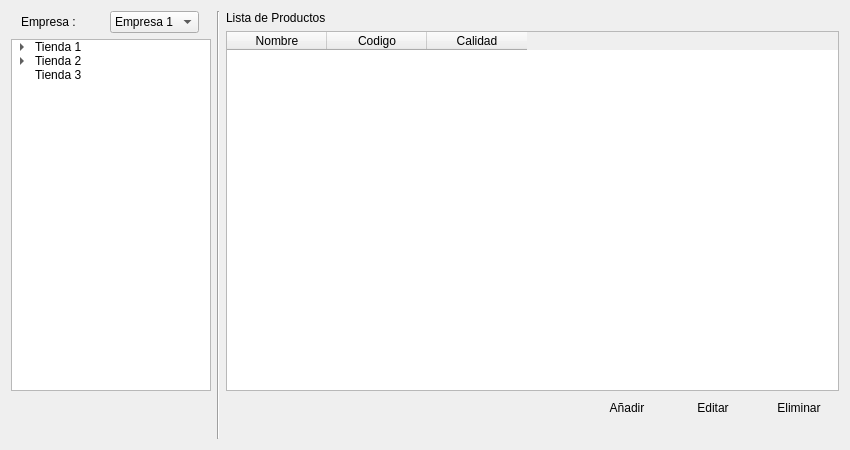
Above: ui_almacen.ui from benArambide/ProyFinal-IS2 before the change. Below: the same form after it.
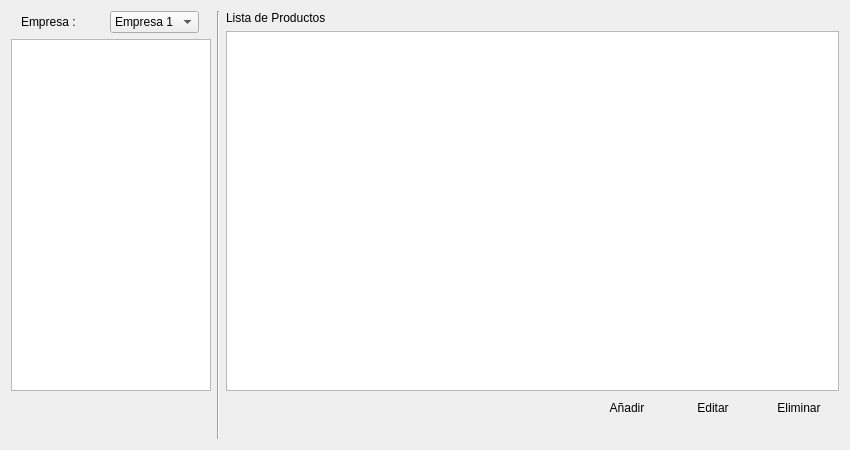
That is the form after the change. Icons and pictures are not drawn.

Commit message: Agregados Almacen, Andamio y Contenedor, versión pre-alpha.

```diff
--- a/ui_almacen.ui
+++ b/ui_almacen.ui
@@ -75,17 +75,13 @@
          </item>
          <item row="1" column="0">
           <widget class="QTreeWidget" name="treeWidget">
-           <property name="sizePolicy">
-            <sizepolicy hsizetype="Expanding" vsizetype="Expanding">
-             <horstretch>0</horstretch>
-             <verstretch>0</verstretch>
-            </sizepolicy>
+           <property name="font">
+            <font>
+             <kerning>true</kerning>
+            </font>
            </property>
-           <property name="maximumSize">
-            <size>
-             <width>200</width>
-             <height>16777215</height>
-            </size>
+           <property name="itemsExpandable">
+            <bool>true</bool>
            </property>
            <attribute name="headerVisible">
             <bool>false</bool>
@@ -95,56 +91,6 @@
              <string>Empresas</string>
             </property>
            </column>
-           <item>
-            <property name="text">
-             <string>Tienda 1</string>
-            </property>
-            <item>
-             <property name="text">
-              <string>Almacen 1</string>
-             </property>
-             <item>
-              <property name="text">
-               <string>Contenedor 1</string>
-              </property>
-             </item>
-             <item>
-              <property name="text">
-               <string>Contenedor 2</string>
-              </property>
-             </item>
-             <item>
-              <property name="text">
-               <string>Contenedor 3</string>
-              </property>
-             </item>
-            </item>
-            <item>
-             <property name="text">
-              <string>Almacen 2</string>
-             </property>
-             <item>
-              <property name="text">
-               <string>Contenedor 1</string>
-              </property>
-             </item>
-            </item>
-           </item>
-           <item>
-            <property name="text">
-             <string>Tienda 2</string>
-            </property>
-            <item>
-             <property name="text">
-              <string>Almacen 1</string>
-             </property>
-            </item>
-           </item>
-           <item>
-            <property name="text">
-             <string>Tienda 3</string>
-            </property>
-           </item>
           </widget>
          </item>
          <item row="2" column="0">
@@ -257,6 +203,9 @@
       <layout class="QGridLayout" name="gridLayout_7">
        <item row="0" column="0">
         <layout class="QGridLayout" name="gridLayout_4">
+         <item row="1" column="0">
+          <widget class="QTableView" name="tableView"/>
+         </item>
          <item row="0" column="0">
           <widget class="QLabel" name="label_2">
            <property name="sizePolicy">
@@ -356,25 +305,6 @@
            </item>
           </layout>
          </item>
-         <item row="1" column="0">
-          <widget class="QTableWidget" name="tableWidget">
-           <column>
-            <property name="text">
-             <string>Nombre</string>
-            </property>
-           </column>
-           <column>
-            <property name="text">
-             <string>Codigo</string>
-            </property>
-           </column>
-           <column>
-            <property name="text">
-             <string>Calidad</string>
-            </property>
-           </column>
-          </widget>
-         </item>
         </layout>
        </item>
        <item row="1" column="0">
```
Left out of the diff: 172 changed lines with no effect on the pictures. The commit also changes 12 other files.
